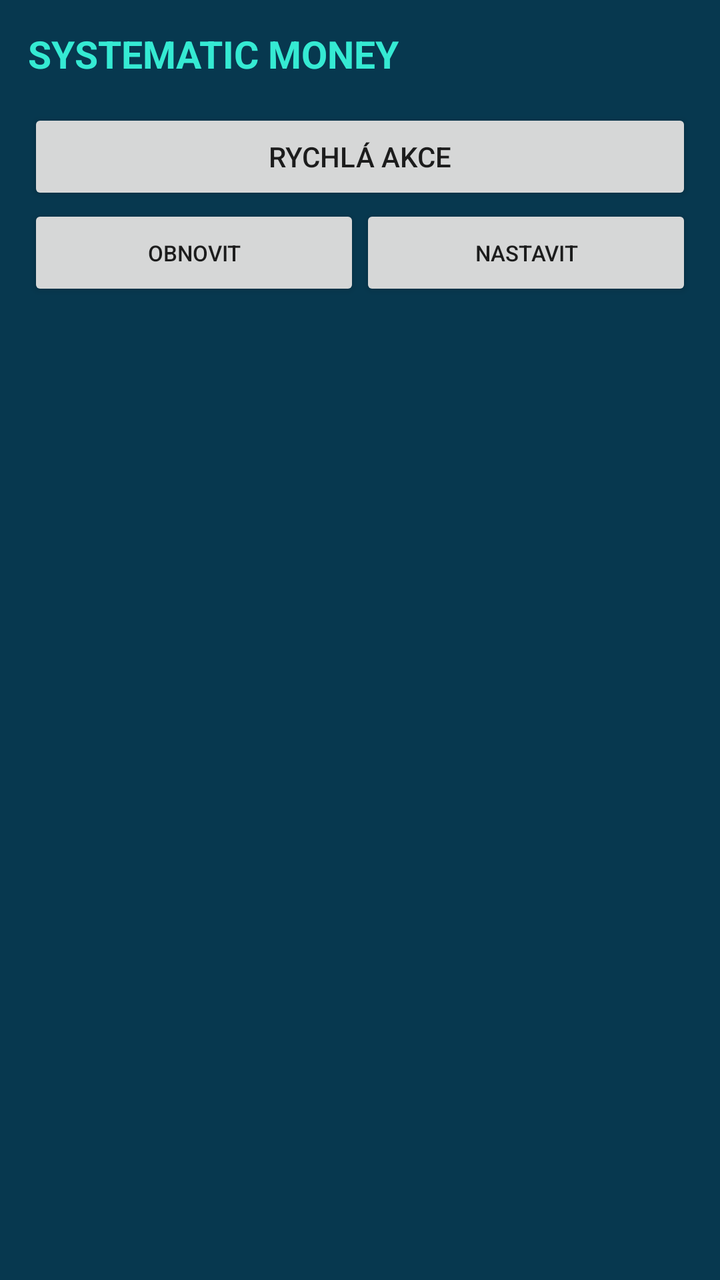
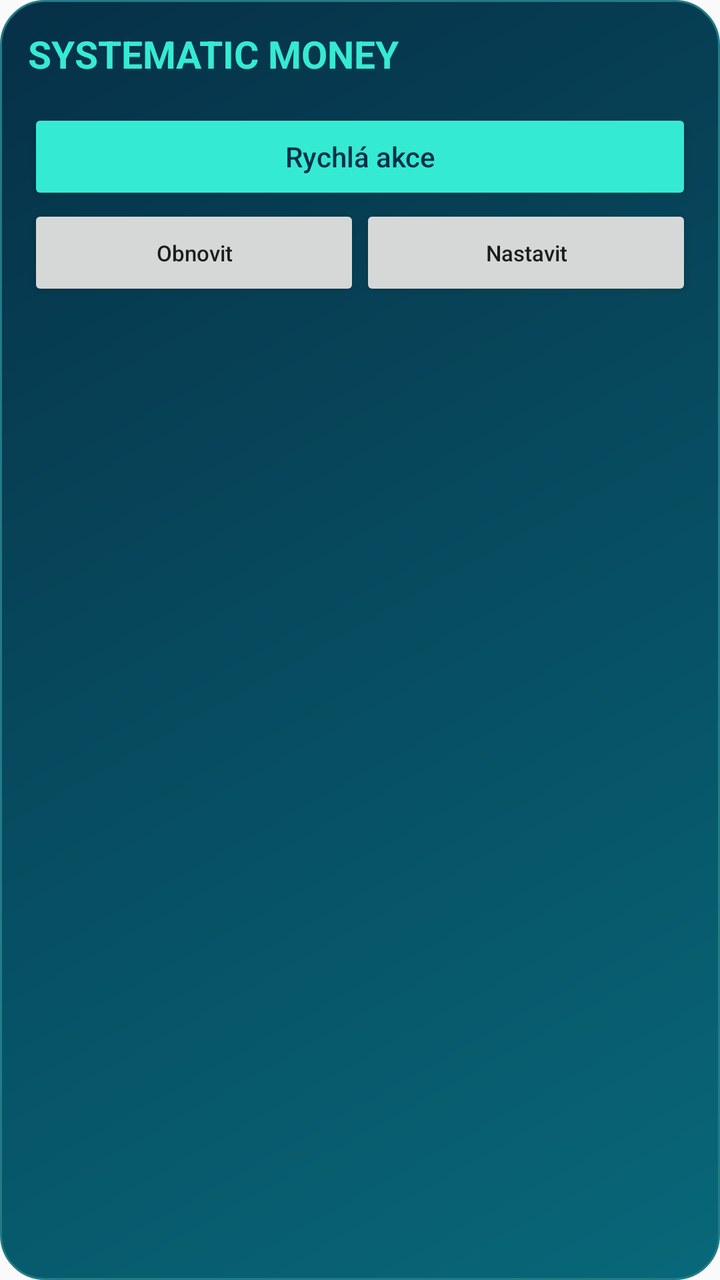

An Android layout rendered at two revisions. The XML below is the earlier revision; the diff shows what the commit changed to produce the second picture.
<!-- AndroidManifest.xml: application theme AppTheme -->
<!-- res/layout/money_widget.xml -->
<LinearLayout xmlns:android="http://schemas.android.com/apk/res/android" android:layout_width="match_parent" android:layout_height="match_parent" android:orientation="vertical" android:padding="14dp" android:background="#07384f"><TextView android:id="@+id/widget_balance" android:layout_width="match_parent" android:layout_height="wrap_content" android:text="SYSTEMATIC MONEY" android:textColor="#35ead3" android:textSize="19sp" android:textStyle="bold"/><TextView android:id="@+id/widget_status" android:layout_width="match_parent" android:layout_height="wrap_content" android:textColor="#bbd5dd" android:textSize="11sp"/><Button android:id="@+id/quick_expense" android:layout_width="match_parent" android:layout_height="wrap_content" android:text="Rychlá akce"/><LinearLayout android:layout_width="match_parent" android:layout_height="wrap_content" android:orientation="horizontal"><Button android:id="@+id/widget_refresh" android:layout_width="0dp" android:layout_weight="1" android:layout_height="wrap_content" android:text="Obnovit" android:textSize="11sp"/><Button android:id="@+id/widget_settings" android:layout_width="0dp" android:layout_weight="1" android:layout_height="wrap_content" android:text="Nastavit" android:textSize="11sp"/></LinearLayout></LinearLayout>
<!-- resources referenced by this layout -->
<resources>
  <style name="AppTheme" parent="Theme.AppCompat.Light.DarkActionBar">
          
          <item name="colorPrimary">@color/colorPrimary</item>
          <item name="colorPrimaryDark">@color/colorPrimaryDark</item>
          <item name="colorAccent">@color/colorAccent</item>
      </style>
</resources>

<!-- the commit's change to res/layout/money_widget.xml (unified diff, before → after) -->
@@ -1 +1 @@
-<LinearLayout xmlns:android="http://schemas.android.com/apk/res/android" android:layout_width="match_parent" android:layout_height="match_parent" android:orientation="vertical" android:padding="14dp" android:background="#07384f"><TextView android:id="@+id/widget_balance" android:layout_width="match_parent" android:layout_height="wrap_content" android:text="SYSTEMATIC MONEY" android:textColor="#35ead3" android:textSize="19sp" android:textStyle="bold"/><TextView android:id="@+id/widget_status" android:layout_width="match_parent" android:layout_height="wrap_content" android:textColor="#bbd5dd" android:textSize="11sp"/><Button android:id="@+id/quick_expense" android:layout_width="match_parent" android:layout_height="wrap_content" android:text="Rychlá akce"/><LinearLayout android:layout_width="match_parent" android:layout_height="wrap_content" android:orientation="horizontal"><Button android:id="@+id/widget_refresh" android:layout_width="0dp" android:layout_weight="1" android:layout_height="wrap_content" android:text="Obnovit" android:textSize="11sp"/><Button android:id="@+id/widget_settings" android:layout_width="0dp" android:layout_weight="1" android:layout_height="wrap_content" android:text="Nastavit" android:textSize="11sp"/></LinearLayout></LinearLayout>
+<LinearLayout xmlns:android="http://schemas.android.com/apk/res/android" android:layout_width="match_parent" android:layout_height="match_parent" android:orientation="vertical" android:padding="14dp" android:background="@drawable/widget_background"><TextView android:id="@+id/widget_balance" android:layout_width="match_parent" android:layout_height="wrap_content" android:text="SYSTEMATIC MONEY" android:textColor="#35ead3" android:textSize="19sp" android:textStyle="bold"/><TextView android:id="@+id/widget_status" android:layout_width="match_parent" android:layout_height="wrap_content" android:textColor="#bbd5dd" android:textSize="11sp" android:textAllCaps="false"/><Button android:id="@+id/quick_expense" android:layout_width="match_parent" android:layout_height="wrap_content" android:text="Rychlá akce" android:backgroundTint="#35ead3" android:textColor="#063047" android:textAllCaps="false"/><LinearLayout android:layout_width="match_parent" android:layout_height="wrap_content" android:orientation="horizontal"><Button android:id="@+id/widget_refresh" android:layout_width="0dp" android:layout_weight="1" android:layout_height="wrap_content" android:text="Obnovit" android:textSize="11sp" android:textAllCaps="false"/><Button android:id="@+id/widget_settings" android:layout_width="0dp" android:layout_weight="1" android:layout_height="wrap_content" android:text="Nastavit" android:textSize="11sp" android:textAllCaps="false"/></LinearLayout></LinearLayout>
<!-- resource entries referenced after the edit -->
@@ -1,5 +1,11 @@
 <!-- resources referenced by this layout -->
 <resources>
+  <!-- drawable widget_background (drawable) -->
+  <shape xmlns:android="http://schemas.android.com/apk/res/android">
+      <gradient android:startColor="#063047" android:endColor="#086879" android:angle="315" />
+      <corners android:radius="22dp" />
+      <stroke android:width="1dp" android:color="#227C88" />
+  </shape>
   <style name="AppTheme" parent="Theme.AppCompat.Light.DarkActionBar">
           
           <item name="colorPrimary">@color/colorPrimary</item>
